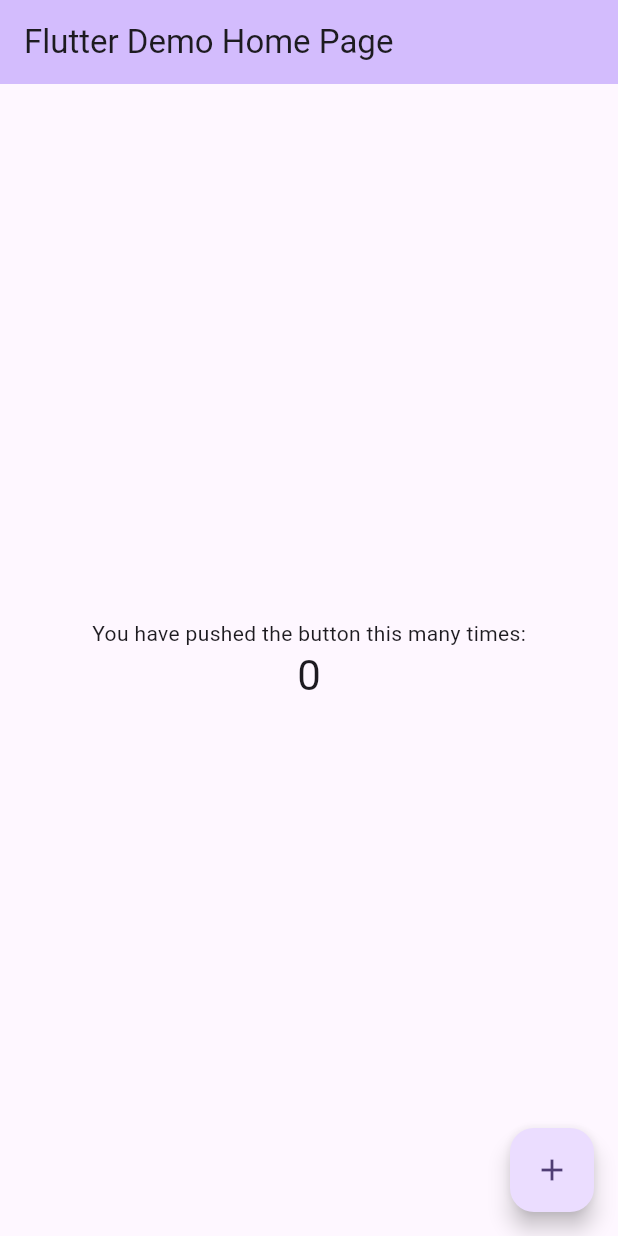
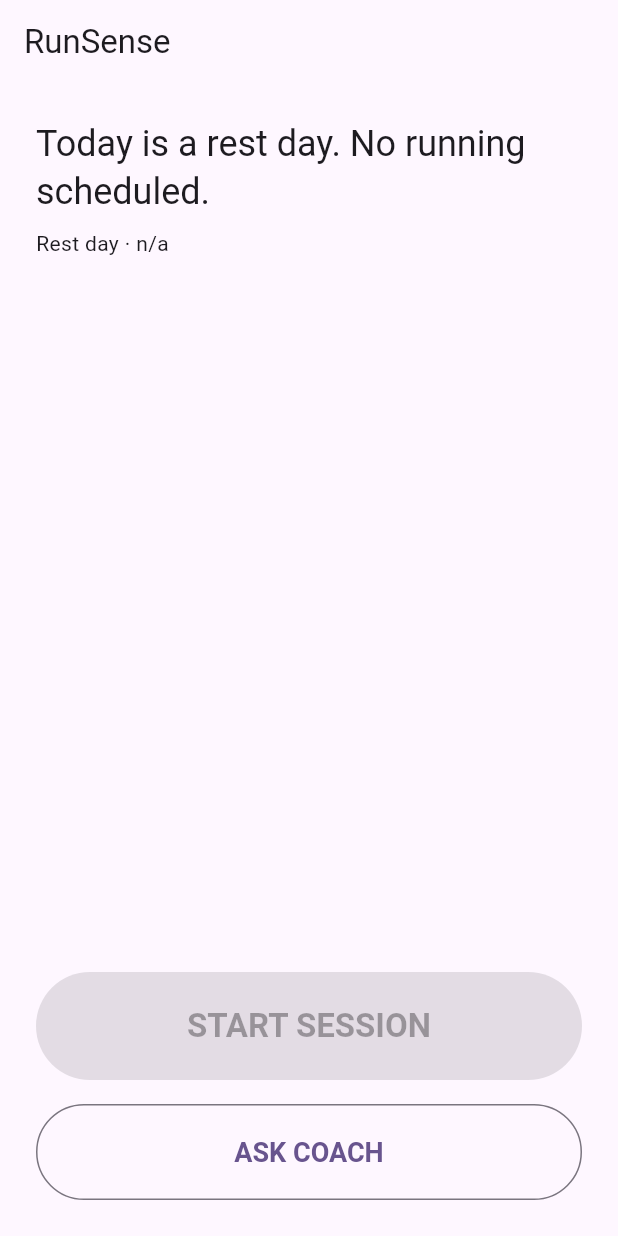
Before and after one commit to AliAbdel2/runSense, a Flutter app: the screen it shows after launch, on a phone screen of 412 x 824 dp. Run offline on Flutter 3.47's test engine with Material 3 defaults, Android fonts, the phone set to English and light mode, and no system bars; our stand-ins replace flutter_tts.

Commit message:
Refactor main app structure and implement Home screen with session management

```diff
--- a/Application/lib/main.dart
+++ b/Application/lib/main.dart
@@ -1,121 +1,58 @@
 import 'package:flutter/material.dart';
+import 'package:provider/provider.dart';
+
+import 'app_config.dart';
+import 'screens/home_screen.dart';
+import 'services/agent_chat_service.dart';
+import 'services/mock/mock_agent_chat_service.dart';
+import 'services/mock/mock_perception_service.dart';
+import 'services/mock/mock_plan_service.dart';
+import 'services/mock/mock_session_service.dart';
+import 'services/perception_service.dart';
+import 'services/plan_service.dart';
+import 'services/session_service.dart';
+import 'services/tts_service.dart';
 
 void main() {
-  runApp(const MyApp());
+  runApp(const RunSenseApp());
 }
 
-class MyApp extends StatelessWidget {
-  const MyApp({super.key});
-
-  // This widget is the root of your application.
-  @override
-  Widget build(BuildContext context) {
-    return MaterialApp(
-      title: 'Flutter Demo',
-      theme: ThemeData(
-        // This is the theme of your application.
-        //
-        // TRY THIS: Try running your application with "flutter run". You'll see
-        // the application has a purple toolbar. Then, without quitting the app,
-        // try changing the seedColor in the colorScheme below to Colors.green
-        // and then invoke "hot reload" (save your changes or press the "hot
-        // reload" button in a Flutter-supported IDE, or press "r" if you used
-        // the command line to start the app).
-        //
-        // Notice that the counter didn't reset back to zero; the application
-        // state is not lost during the reload. To reset the state, use hot
-        // restart instead.
-        //
-        // This works for code too, not just values: Most code changes can be
-        // tested with just a hot reload.
-        colorScheme: .fromSeed(seedColor: Colors.deepPurple),
-      ),
-      home: const MyHomePage(title: 'Flutter Demo Home Page'),
-    );
-  }
-}
-
-class MyHomePage extends StatefulWidget {
-  const MyHomePage({super.key, required this.title});
-
-  // This widget is the home page of your application. It is stateful, meaning
-  // that it has a State object (defined below) that contains fields that affect
-  // how it looks.
-
-  // This class is the configuration for the state. It holds the values (in this
-  // case the title) provided by the parent (in this case the App widget) and
-  // used by the build method of the State. Fields in a Widget subclass are
-  // always marked "final".
-
-  final String title;
-
-  @override
-  State<MyHomePage> createState() => _MyHomePageState();
-}
-
-class _MyHomePageState extends State<MyHomePage> {
-  int _counter = 0;
-
-  void _incrementCounter() {
-    setState(() {
-      // This call to setState tells the Flutter framework that something has
-      // changed in this State, which causes it to rerun the build method below
-      // so that the display can reflect the updated values. If we changed
-      // _counter without calling setState(), then the build method would not be
-      // called again, and so nothing would appear to happen.
-      _counter++;
-    });
-  }
+class RunSenseApp extends StatelessWidget {
+  const RunSenseApp({super.key});
 
   @override
   Widget build(BuildContext context) {
-    // This method is rerun every time setState is called, for instance as done
-    // by the _incrementCounter method above.
-    //
-    // The Flutter framework has been optimized to make rerunning build methods
-    // fast, so that you can just rebuild anything that needs updating rather
-    // than having to individually change instances of widgets.
-    return Scaffold(
-      appBar: AppBar(
-        // TRY THIS: Try changing the color here to a specific color (to
-        // Colors.amber, perhaps?) and trigger a hot reload to see the AppBar
-        // change color while the other colors stay the same.
-        backgroundColor: Theme.of(context).colorScheme.inversePrimary,
-        // Here we take the value from the MyHomePage object that was created by
-        // the App.build method, and use it to set our appbar title.
-        title: Text(widget.title),
-      ),
-      body: Center(
-        // Center is a layout widget. It takes a single child and positions it
-        // in the middle of the parent.
-        child: Column(
-          // Column is also a layout widget. It takes a list of children and
-          // arranges them vertically. By default, it sizes itself to fit its
-          // children horizontally, and tries to be as tall as its parent.
-          //
-          // Column has various properties to control how it sizes itself and
-          // how it positions its children. Here we use mainAxisAlignment to
-          // center the children vertically; the main axis here is the vertical
-          // axis because Columns are vertical (the cross axis would be
-          // horizontal).
-          //
-          // TRY THIS: Invoke "debug painting" (choose the "Toggle Debug Paint"
-          // action in the IDE, or press "p" in the console), to see the
-          // wireframe for each widget.
-          mainAxisAlignment: .center,
-          children: [
-            const Text('You have pushed the button this many times:'),
-            Text(
-              '$_counter',
-              style: Theme.of(context).textTheme.headlineMedium,
-            ),
-          ],
+    return MultiProvider(
+      providers: [
+        Provider<PlanService>(
+          create: (_) => useMock
+              ? MockPlanService()
+              : throw UnimplementedError('LivePlanService not wired yet'),
         ),
-      ),
-      floatingActionButton: FloatingActionButton(
-        onPressed: _incrementCounter,
-        tooltip: 'Increment',
-        child: const Icon(Icons.add),
+        Provider<SessionService>(
+          create: (_) => useMock
+              ? MockSessionService()
+              : throw UnimplementedError('LiveSessionService not wired yet'),
+        ),
+        Provider<PerceptionService>(
+          create: (_) => useMock
+              ? MockPerceptionService()
+              : throw UnimplementedError('LivePerceptionService not wired yet'),
+        ),
+        Provider<AgentChatService>(
+          create: (_) => useMock
+              ? MockAgentChatService()
+              : throw UnimplementedError('LiveAgentChatService not wired yet'),
+        ),
+        Provider<TtsService>(create: (_) => TtsService()),
+      ],
+      child: MaterialApp(
+        title: 'RunSense',
+        theme: ThemeData(
+          colorScheme: ColorScheme.fromSeed(seedColor: Colors.deepPurple),
+          useMaterial3: true,
+        ),
+        home: const HomeScreen(),
       ),
     );
   }
--- /dev/null
+++ b/Application/lib/screens/home_screen.dart
@@ -0,0 +1,132 @@
+import 'package:flutter/material.dart';
+import 'package:provider/provider.dart';
+
+import '../models/session.dart';
+import '../services/agent_chat_service.dart';
+import '../services/plan_service.dart';
+import '../services/session_service.dart';
+import '../services/tts_service.dart';
+import '../widgets/big_action_button.dart';
+
+class HomeScreen extends StatefulWidget {
+  const HomeScreen({super.key});
+
+  @override
+  State<HomeScreen> createState() => _HomeScreenState();
+}
+
+class _HomeScreenState extends State<HomeScreen> {
+  PlannedSession? _today;
+  bool _loading = true;
+  bool _askingCoach = false;
+  String? _coachReply;
+
+  @override
+  void initState() {
+    super.initState();
+    _loadAndAnnounce();
+  }
+
+  Future<void> _loadAndAnnounce() async {
+    final plan = context.read<PlanService>();
+    final tts = context.read<TtsService>();
+    final week = await plan.getWeekPlan('sara-1');
+    final today = _pickToday(week);
+    if (!mounted) return;
+    setState(() {
+      _today = today;
+      _loading = false;
+    });
+    if (today != null) {
+      await tts.speak(today.spokenSummary);
+    }
+  }
+
+  PlannedSession? _pickToday(List<PlannedSession> week) {
+    if (week.isEmpty) return null;
+    final todayIso = DateTime.now().toIso8601String().substring(0, 10);
+    for (final s in week) {
+      if (s.date == todayIso) return s;
+    }
+    return week.first; // fallback for the demo if today isn't in the mocked week
+  }
+
+  Future<void> _startSession() async {
+    final today = _today;
+    if (today == null) return;
+    final sessionService = context.read<SessionService>();
+    final tts = context.read<TtsService>();
+    await sessionService.startSession(today.id);
+    await tts.speak('Starting session: ${today.description}');
+    // TODO(checkpoint 6): navigate to the Live Run screen once it exists.
+  }
+
+  Future<void> _askCoach() async {
+    final agent = context.read<AgentChatService>();
+    final tts = context.read<TtsService>();
+    setState(() => _askingCoach = true);
+    await tts.speak('Listening');
+    // No speech-to-text yet — simulate a recognized phrase for the demo.
+    const heard = 'Plan my week, guide only Tuesday and Saturday';
+    final reply = await agent.sendMessage(heard);
+    if (!mounted) return;
+    setState(() {
+      _askingCoach = false;
+      _coachReply = reply;
+    });
+    await tts.speak(reply);
+  }
+
+  @override
+  Widget build(BuildContext context) {
+    final today = _today;
+    return Scaffold(
+      appBar: AppBar(title: const Text('RunSense')),
+      body: SafeArea(
+        child: Padding(
+          padding: const EdgeInsets.all(24),
+          child: _loading
+              ? const Center(child: CircularProgressIndicator())
+              : Column(
+                  crossAxisAlignment: CrossAxisAlignment.stretch,
+                  children: [
+                    Semantics(
+                      liveRegion: true,
+                      child: Text(
+                        today?.spokenSummary ?? 'No session scheduled today.',
+                        style: Theme.of(context).textTheme.headlineSmall,
+                      ),
+                    ),
+                    const SizedBox(height: 8),
+                    if (today != null)
+                      Text(
+                        '${today.description} · ${today.venue}',
+                        style: Theme.of(context).textTheme.bodyMedium,
+                      ),
+                    const Spacer(),
+                    if (_coachReply != null) ...[
+                      Text(_coachReply!,
+                          style: Theme.of(context).textTheme.bodyLarge),
+                      const SizedBox(height: 16),
+                    ],
+                    BigActionButton(
+                      label: 'START SESSION',
+                      semanticLabel: 'Start session',
+                      onPressed: today == null || today.type == SessionType.rest
+                          ? null
+                          : _startSession,
+                    ),
+                    const SizedBox(height: 16),
+                    BigActionButton(
+                      label: _askingCoach ? 'LISTENING…' : 'ASK COACH',
+                      semanticLabel: 'Ask coach',
+                      primary: false,
+                      onPressed: _askingCoach ? null : _askCoach,
+                    ),
+                  ],
+                ),
+        ),
+      ),
+    );
+  }
+}
```
Also changed, not shown: 2 other files.
